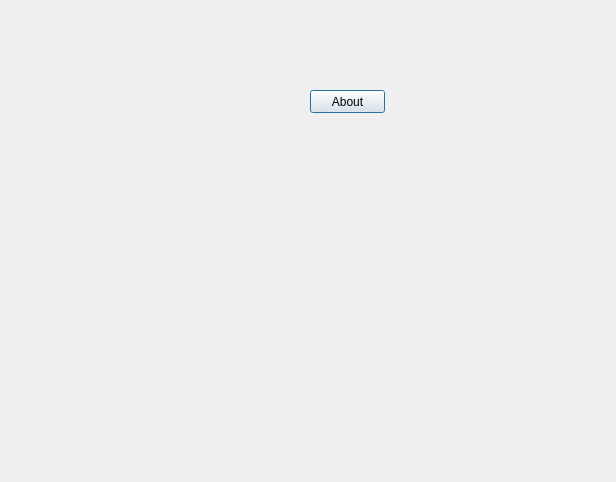
Qt form AppMiss.ui (Peacerah/Missing-Data-App) before a commit.
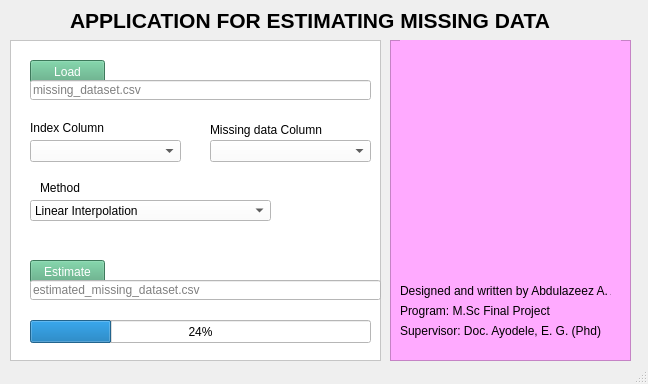
The same form after that commit. Icons and pictures are not drawn.

Patch:
```diff
--- a/AppMiss.ui
+++ b/AppMiss.ui
@@ -1,46 +1,346 @@
 <?xml version="1.0" encoding="UTF-8"?>
 <ui version="4.0">
- <class>Dialog</class>
- <widget class="QDialog" name="Dialog">
+ <class>MainWindow</class>
+ <widget class="QMainWindow" name="MainWindow">
   <property name="geometry">
    <rect>
     <x>0</x>
     <y>0</y>
-    <width>616</width>
-    <height>482</height>
+    <width>648</width>
+    <height>384</height>
    </rect>
   </property>
-  <property name="minimumSize">
-   <size>
-    <width>616</width>
-    <height>482</height>
-   </size>
-  </property>
-  <property name="maximumSize">
-   <size>
-    <width>616</width>
-    <height>482</height>
-   </size>
-  </property>
   <property name="windowTitle">
    <string>Dialog</string>
   </property>
-  <property name="modal">
-   <bool>false</bool>
-  </property>
-  <widget class="QPushButton" name="aboutButton">
+  <widget class="QWidget" name="centralwidget">
+   <widget class="QFrame" name="frame">
+    <property name="geometry">
+     <rect>
+      <x>10</x>
+      <y>40</y>
+      <width>371</width>
+      <height>321</height>
+     </rect>
+    </property>
+    <property name="styleSheet">
+     <string notr="true">background-color: rgb(255, 255, 255);</string>
+    </property>
+    <property name="frameShape">
+     <enum>QFrame::StyledPanel</enum>
+    </property>
+    <property name="frameShadow">
+     <enum>QFrame::Raised</enum>
+    </property>
+    <widget class="QPushButton" name="loadButton">
+     <property name="geometry">
+      <rect>
+       <x>20</x>
+       <y>20</y>
+       <width>75</width>
+       <height>23</height>
+      </rect>
+     </property>
+     <property name="toolTip">
+      <string>&lt;html&gt;&lt;head/&gt;&lt;body&gt;&lt;p&gt;&lt;span style=&quot; color:#ff0000;&quot;&gt;Click to load data&lt;/span&gt;&lt;/p&gt;&lt;/body&gt;&lt;/html&gt;</string>
+     </property>
+     <property name="styleSheet">
+      <string notr="true">background-color: rgb(85, 170, 127);
+color: rgb(255, 255, 255);</string>
+     </property>
+     <property name="text">
+      <string>Load</string>
+     </property>
+    </widget>
+    <widget class="QComboBox" name="indexComboBox">
+     <property name="geometry">
+      <rect>
+       <x>20</x>
+       <y>100</y>
+       <width>151</width>
+       <height>22</height>
+      </rect>
+     </property>
+     <property name="toolTip">
+      <string>&lt;html&gt;&lt;head/&gt;&lt;body&gt;&lt;p&gt;Select the index column&lt;/p&gt;&lt;/body&gt;&lt;/html&gt;</string>
+     </property>
+     <property name="styleSheet">
+      <string notr="true">selection-background-color: rgb(85, 0, 255);</string>
+     </property>
+    </widget>
+    <widget class="QComboBox" name="dataComboBox">
+     <property name="geometry">
+      <rect>
+       <x>200</x>
+       <y>100</y>
+       <width>161</width>
+       <height>22</height>
+      </rect>
+     </property>
+     <property name="toolTip">
+      <string>&lt;html&gt;&lt;head/&gt;&lt;body&gt;&lt;p&gt;Click to select the missing data column&lt;/p&gt;&lt;/body&gt;&lt;/html&gt;</string>
+     </property>
+     <property name="styleSheet">
+      <string notr="true">selection-background-color: rgb(85, 0, 255);</string>
+     </property>
+    </widget>
+    <widget class="QComboBox" name="methodComboBox">
+     <property name="geometry">
+      <rect>
+       <x>20</x>
+       <y>160</y>
+       <width>241</width>
+       <height>21</height>
+      </rect>
+     </property>
+     <property name="toolTip">
+      <string>&lt;html&gt;&lt;head/&gt;&lt;body&gt;&lt;p&gt;Click to select the method for estimating missing dat&lt;/p&gt;&lt;/body&gt;&lt;/html&gt;</string>
+     </property>
+     <property name="styleSheet">
+      <string notr="true">selection-background-color: rgb(85, 0, 255);</string>
+     </property>
+     <item>
+      <property name="text">
+       <string>Linear Interpolation</string>
+      </property>
+     </item>
+     <item>
+      <property name="text">
+       <string>Spline Interpolation</string>
+      </property>
+     </item>
+     <item>
+      <property name="text">
+       <string>Bayesian Ridge</string>
+      </property>
+     </item>
+     <item>
+      <property name="text">
+       <string>Random Forest</string>
+      </property>
+     </item>
+     <item>
+      <property name="text">
+       <string>Next Observation Carried Backward</string>
+      </property>
+     </item>
+     <item>
+      <property name="text">
+       <string>Last Observation Carried Forward</string>
+      </property>
+     </item>
+    </widget>
+    <widget class="QPushButton" name="estimateButton">
+     <property name="geometry">
+      <rect>
+       <x>20</x>
+       <y>220</y>
+       <width>75</width>
+       <height>23</height>
+      </rect>
+     </property>
+     <property name="toolTip">
+      <string>&lt;html&gt;&lt;head/&gt;&lt;body&gt;&lt;p&gt;&lt;span style=&quot; color:#ff0000;&quot;&gt;Click to fill in missing data&lt;/span&gt;&lt;/p&gt;&lt;/body&gt;&lt;/html&gt;</string>
+     </property>
+     <property name="styleSheet">
+      <string notr="true">background-color: rgb(85, 170, 127);
+color: rgb(255, 255, 255);</string>
+     </property>
+     <property name="text">
+      <string>Estimate</string>
+     </property>
+    </widget>
+    <widget class="QProgressBar" name="progressBar">
+     <property name="geometry">
+      <rect>
+       <x>20</x>
+       <y>280</y>
+       <width>341</width>
+       <height>23</height>
+      </rect>
+     </property>
+     <property name="value">
+      <number>24</number>
+     </property>
+    </widget>
+    <widget class="QLabel" name="label_3">
+     <property name="geometry">
+      <rect>
+       <x>20</x>
+       <y>80</y>
+       <width>81</width>
+       <height>16</height>
+      </rect>
+     </property>
+     <property name="text">
+      <string>Index Column</string>
+     </property>
+    </widget>
+    <widget class="QLabel" name="label_4">
+     <property name="geometry">
+      <rect>
+       <x>200</x>
+       <y>80</y>
+       <width>121</width>
+       <height>20</height>
+      </rect>
+     </property>
+     <property name="text">
+      <string>Missing data Column</string>
+     </property>
+    </widget>
+    <widget class="QLabel" name="label_5">
+     <property name="geometry">
+      <rect>
+       <x>30</x>
+       <y>140</y>
+       <width>81</width>
+       <height>16</height>
+      </rect>
+     </property>
+     <property name="text">
+      <string>Method</string>
+     </property>
+    </widget>
+    <widget class="QLineEdit" name="loadLineEdit">
+     <property name="geometry">
+      <rect>
+       <x>20</x>
+       <y>40</y>
+       <width>341</width>
+       <height>20</height>
+      </rect>
+     </property>
+     <property name="readOnly">
+      <bool>true</bool>
+     </property>
+     <property name="placeholderText">
+      <string>missing_dataset.csv</string>
+     </property>
+    </widget>
+    <widget class="QLineEdit" name="lineEdit_2">
+     <property name="geometry">
+      <rect>
+       <x>20</x>
+       <y>240</y>
+       <width>351</width>
+       <height>20</height>
+      </rect>
+     </property>
+     <property name="readOnly">
+      <bool>true</bool>
+     </property>
+     <property name="placeholderText">
+      <string>estimated_missing_dataset.csv</string>
+     </property>
+    </widget>
+   </widget>
+   <widget class="QFrame" name="frame_2">
+    <property name="geometry">
+     <rect>
+      <x>390</x>
+      <y>40</y>
+      <width>241</width>
+      <height>321</height>
+     </rect>
+    </property>
+    <property name="styleSheet">
+     <string notr="true">background-color: rgb(255, 170, 255);</string>
+    </property>
+    <property name="frameShape">
+     <enum>QFrame::StyledPanel</enum>
+    </property>
+    <property name="frameShadow">
+     <enum>QFrame::Raised</enum>
+    </property>
+    <widget class="QLabel" name="label_2">
+     <property name="geometry">
+      <rect>
+       <x>10</x>
+       <y>0</y>
+       <width>221</width>
+       <height>241</height>
+      </rect>
+     </property>
+     <property name="text">
+      <string/>
+     </property>
+     <property name="pixmap">
+      <pixmap resource="resources.qrc">:/icons/icons/UniLogo.jpg</pixmap>
+     </property>
+    </widget>
+    <widget class="QLabel" name="label_6">
+     <property name="geometry">
+      <rect>
+       <x>10</x>
+       <y>240</y>
+       <width>211</width>
+       <height>21</height>
+      </rect>
+     </property>
+     <property name="text">
+      <string>Designed and written by Abdulazeez A. A.</string>
+     </property>
+    </widget>
+    <widget class="QLabel" name="label_7">
+     <property name="geometry">
+      <rect>
+       <x>10</x>
+       <y>260</y>
+       <width>211</width>
+       <height>21</height>
+      </rect>
+     </property>
+     <property name="text">
+      <string>Program: M.Sc Final Project</string>
+     </property>
+    </widget>
+    <widget class="QLabel" name="label_8">
+     <property name="geometry">
+      <rect>
+       <x>10</x>
+       <y>280</y>
+       <width>211</width>
+       <height>21</height>
+      </rect>
+     </property>
+     <property name="text">
+      <string>Supervisor: Doc. Ayodele, E. G. (Phd)</string>
+     </property>
+    </widget>
+   </widget>
+   <widget class="QLabel" name="label">
+    <property name="geometry">
+     <rect>
+      <x>70</x>
+      <y>10</y>
+      <width>511</width>
+      <height>21</height>
+     </rect>
+    </property>
+    <property name="font">
+     <font>
+      <pointsize>16</pointsize>
+      <weight>75</weight>
+      <bold>true</bold>
+     </font>
+    </property>
+    <property name="text">
+     <string>APPLICATION FOR ESTIMATING MISSING DATA</string>
+    </property>
+   </widget>
+  </widget>
+  <widget class="QMenuBar" name="menubar">
    <property name="geometry">
     <rect>
-     <x>310</x>
-     <y>90</y>
-     <width>75</width>
-     <height>23</height>
+     <x>0</x>
+     <y>0</y>
+     <width>648</width>
+     <height>21</height>
     </rect>
    </property>
-   <property name="text">
-    <string>About</string>
-   </property>
   </widget>
+  <widget class="QStatusBar" name="statusbar"/>
  </widget>
  <resources>
   <include location="resources.qrc"/>
```
Left out of the diff: 2 changed lines with no effect on the pictures.
